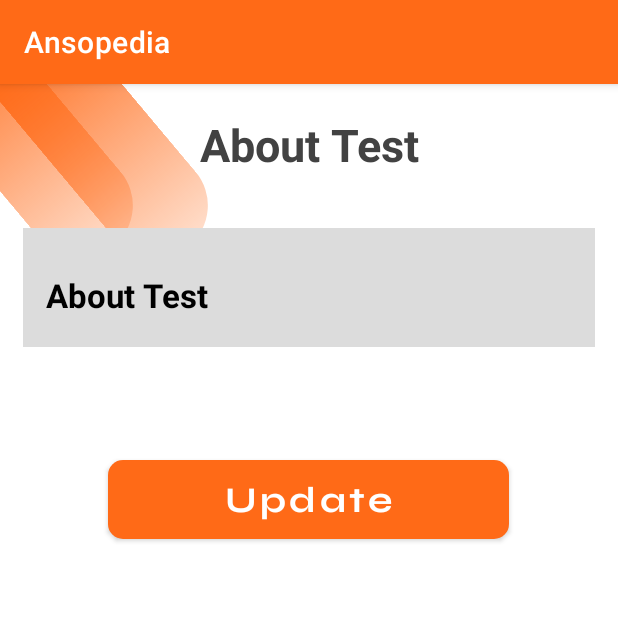
After one commit to Shahbibek/Ansopedia, an Android app: the AboutTestActivity screen opened directly, with no data from a screen before it, on a phone screen of 412 x 824 dp, the top half of it. The commit adds this screen. Run offline under Robolectric (Android 15) with nearby library versions, the phone set to English and light mode, and no system bars.

Commit message:
About Test added...

```diff
--- a/app/src/main/AndroidManifest.xml
+++ b/app/src/main/AndroidManifest.xml
@@ -13,6 +13,9 @@
         android:supportsRtl="true"
         android:theme="@style/Theme.Ansopedia"
         tools:targetApi="31">
+        <activity
+            android:name=".AboutTestActivity"
+            android:exported="false" />
         <activity
             android:name=".ContactUsActivity"
             android:exported="false" />
--- /dev/null
+++ b/app/src/main/java/com/example/ansopedia/AboutTestActivity.java
@@ -0,0 +1,14 @@
+package com.example.ansopedia;
+
+import androidx.appcompat.app.AppCompatActivity;
+
+import android.os.Bundle;
+
+public class AboutTestActivity extends AppCompatActivity {
+
+    @Override
+    protected void onCreate(Bundle savedInstanceState) {
+        super.onCreate(savedInstanceState);
+        setContentView(R.layout.activity_about_test);
+    }
+}
--- /dev/null
+++ b/app/src/main/res/drawable/roundshape.xml
@@ -0,0 +1,13 @@
+<?xml version="1.0" encoding="utf-8"?>
+<shape xmlns:android="http://schemas.android.com/apk/res/android"
+    android:shape="oval"
+    >
+    <solid
+        android:color="@color/roundColor">
+
+    </solid>
+    <size
+        android:height="205dp" android:width="205dp">
+
+    </size>
+</shape>
--- /dev/null
+++ b/app/src/main/res/layout/activity_about_test.xml
@@ -0,0 +1,107 @@
+<?xml version="1.0" encoding="utf-8"?>
+<ScrollView xmlns:android="http://schemas.android.com/apk/res/android"
+    xmlns:app="http://schemas.android.com/apk/res-auto"
+    xmlns:tools="http://schemas.android.com/tools"
+    android:layout_width="match_parent"
+    android:layout_height="match_parent"
+    tools:context=".MainActivity">
+    <RelativeLayout
+        android:layout_width="match_parent"
+        android:layout_height="wrap_content">
+
+        <androidx.constraintlayout.utils.widget.MotionLabel
+            android:layout_width="190dp"
+            android:layout_height="70dp"
+            android:layout_marginLeft="-30dp"
+            android:background="@drawable/ovalshape"
+            android:rotation="50"
+            android:text="">
+
+        </androidx.constraintlayout.utils.widget.MotionLabel>
+
+        <androidx.constraintlayout.utils.widget.MotionLabel
+            android:layout_width="190dp"
+            android:layout_height="70dp"
+            android:layout_marginLeft="-80dp"
+            android:background="@drawable/ovalshape"
+            android:rotation="50"
+            android:text="">
+
+        </androidx.constraintlayout.utils.widget.MotionLabel>
+
+        <TextView
+            android:id="@+id/header_title"
+            android:layout_width="match_parent"
+            android:layout_height="wrap_content"
+            android:layout_marginStart="20dp"
+            android:layout_marginTop="20dp"
+            android:layout_marginEnd="20dp"
+            android:layout_marginBottom="20dp"
+            android:fontFamily="verdana"
+            android:gravity="center"
+            android:text="About Test"
+            android:textColor="@color/cardview_dark_background"
+            android:textSize="30dp"
+            android:textStyle="bold" />
+
+
+        <LinearLayout
+            android:id="@+id/edit_address"
+            android:layout_width="match_parent"
+            android:layout_height="wrap_content"
+            android:layout_below="@+id/header_title"
+            android:layout_marginStart="15dp"
+            android:layout_marginTop="15dp"
+            android:layout_marginEnd="15dp"
+            android:layout_marginBottom="15dp"
+            android:background="#DCDCDC"
+            android:orientation="vertical">
+
+
+            <TextView
+                android:id="@+id/addHeading"
+                android:layout_width="match_parent"
+                android:layout_height="wrap_content"
+                android:layout_marginStart="15dp"
+                android:layout_marginTop="30dp"
+                android:layout_marginEnd="15dp"
+                android:layout_marginBottom="20dp"
+                android:fontFamily="verdana"
+                android:text="About Test"
+                android:textAlignment="textStart"
+                android:textColor="@color/black"
+                android:textSize="22dp"
+                android:textStyle="bold" />
+
+
+        </LinearLayout>
+
+
+        <LinearLayout
+            android:layout_width="match_parent"
+            android:layout_height="wrap_content"
+            android:layout_below="@+id/edit_address"
+            android:layout_alignParentBottom="true"
+            android:layout_marginVertical="20dp"
+            android:layout_marginBottom="10dp"
+            android:gravity="center"
+            android:orientation="vertical">
+
+            <Button
+                android:id="@+id/updateBtn"
+                android:layout_width="267dp"
+                android:layout_height="wrap_content"
+                android:layout_marginVertical="20dp"
+                android:layout_marginBottom="21dp"
+                android:background="@drawable/button_background"
+                android:fontFamily="@font/syne_bold"
+                android:padding="5dp"
+                android:text="Update"
+                android:textAllCaps="false"
+                android:textColor="@color/white"
+                android:textSize="24sp" />
+        </LinearLayout>
+
+
+    </RelativeLayout>
+</ScrollView>
--- a/app/src/main/res/layout/activity_contact_us.xml
+++ b/app/src/main/res/layout/activity_contact_us.xml
@@ -37,7 +37,7 @@
             android:layout_marginBottom="15dp"
             android:background="@drawable/layout_border">
 
-<!--            &#45;&#45;&#45;&#45;-->
+            <!--            &#45;&#45;&#45;&#45;-->
 
             <com.google.android.material.textfield.TextInputEditText
                 android:id="@+id/address1"
--- a/app/src/main/res/layout/activity_edit_profile.xml
+++ b/app/src/main/res/layout/activity_edit_profile.xml
@@ -9,6 +9,25 @@
         android:layout_width="match_parent"
         android:layout_height="wrap_content">
 
+        <androidx.constraintlayout.utils.widget.MotionLabel
+            android:layout_width="190dp"
+            android:layout_height="70dp"
+            android:layout_marginLeft="-30dp"
+            android:background="@drawable/ovalshape"
+            android:rotation="50"
+            android:text="">
+
+        </androidx.constraintlayout.utils.widget.MotionLabel>
+
+        <androidx.constraintlayout.utils.widget.MotionLabel
+            android:layout_width="190dp"
+            android:layout_height="70dp"
+            android:layout_marginLeft="-80dp"
+            android:background="@drawable/ovalshape"
+            android:rotation="50"
+            android:text="">
+
+        </androidx.constraintlayout.utils.widget.MotionLabel>
 
         <TextView
             android:id="@+id/header_title"
--- a/app/src/main/res/layout/activity_sign_in.xml
+++ b/app/src/main/res/layout/activity_sign_in.xml
@@ -61,7 +61,6 @@
                 app:layout_constraintStart_toStartOf="parent"
                 app:layout_constraintTop_toBottomOf="@+id/__p__sign_in"
                 app:startIconDrawable="@drawable/ic_baseline_email_24"
-
                 >
 
                 <com.google.android.material.textfield.TextInputEditText
--- a/app/src/main/res/values/colors.xml
+++ b/app/src/main/res/values/colors.xml
@@ -17,7 +17,7 @@
     <color name="btnColor2">#78A02E</color>
     <color name="deliveryColor">#5E8E04</color>
     <color name="textButton">#008000</color>
-
+    <color name="roundColor">#005792</color>
     <color name="price_color">#5E8E04</color>
     <color name="oval_color_1">#FF6916</color>
     <color name="oval_color_2">#39FF6A17</color>
```
